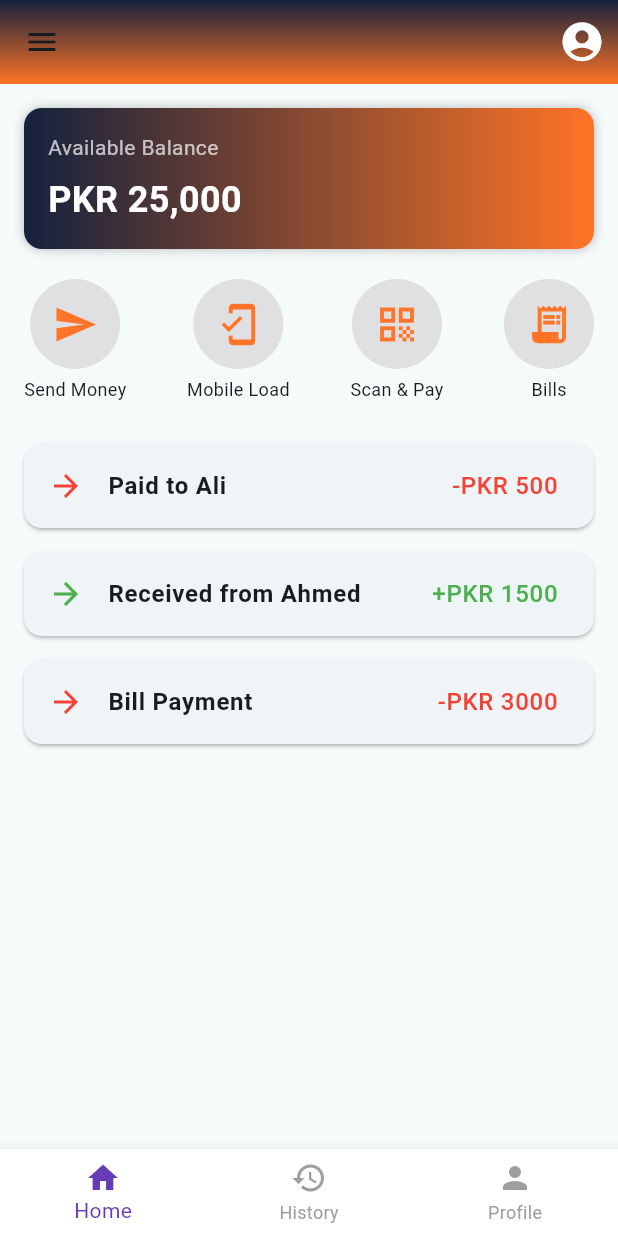
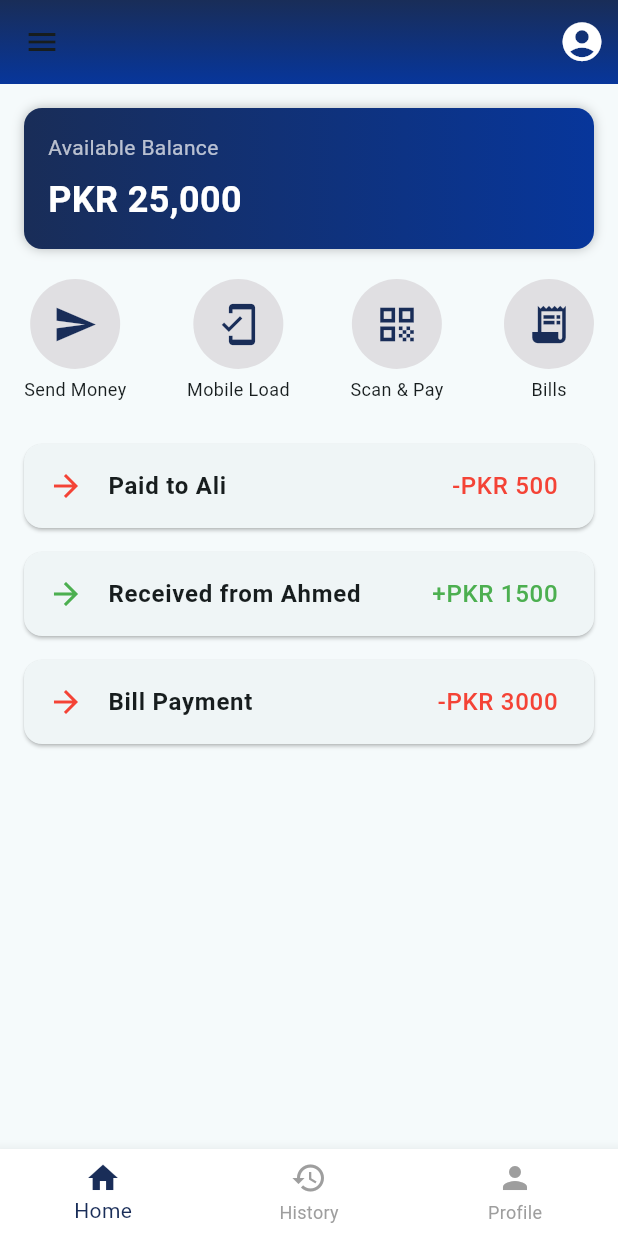
Before and after one commit to NabeerHussain/pratice-app, a Flutter app: the EasyPaisaDashboard screen opened directly, on a phone screen of 412 x 824 dp. Run offline on Flutter 3.47's test engine with Material 3 defaults, Android fonts, the light colour scheme and no system bars; our stand-ins replace get; missing offline and left inert: flutter_keychain; accounts and stored records are empty.

Commit message:
ui updated

```diff
--- a/lib/demo.dart
+++ b/lib/demo.dart
@@ -20,7 +20,7 @@ class EasyPaisaDashboard extends StatelessWidget {
           flexibleSpace: Container(
           decoration: const BoxDecoration(
             gradient: LinearGradient(
-              colors: [Color(0xFF14213D), Color(0xFFFF7426)],
+              colors: [Color.fromARGB(255, 25, 45, 88), Color.fromARGB(255, 7, 54, 155)],
               begin: Alignment.topCenter,
               end: Alignment.bottomCenter,
             ),
@@ -43,7 +43,7 @@ class EasyPaisaDashboard extends StatelessWidget {
 
               decoration: BoxDecoration(
                 gradient: LinearGradient(
-                  colors: [Color(0xFF14213D), Color(0xFFFF7426)],
+                  colors: [Color.fromARGB(255, 25, 45, 88), Color.fromARGB(255, 7, 54, 155)],
                   begin: Alignment.topCenter,
                   end: Alignment.bottomCenter,
                 ),
@@ -98,7 +98,7 @@ class EasyPaisaDashboard extends StatelessWidget {
               width: double.infinity,
               padding: const EdgeInsets.all(16),
               decoration: BoxDecoration(
-                gradient: LinearGradient(colors: [Color(0xFF14213D), Color(0xFFFF7426)]),
+                gradient: LinearGradient(colors: [Color.fromARGB(255, 25, 45, 88), Color.fromARGB(255, 7, 54, 155)]),
                 borderRadius: BorderRadius.circular(12),
                 boxShadow: [BoxShadow(color: Colors.black26, blurRadius: 6)],
               ),
@@ -136,7 +136,7 @@ class EasyPaisaDashboard extends StatelessWidget {
       ),
       bottomNavigationBar: BottomNavigationBar(
         backgroundColor: Colors.white,
-        selectedItemColor: Colors.deepPurple,
+        selectedItemColor: Color.fromARGB(255, 25, 45, 88),
         unselectedItemColor: Colors.grey,
         items: const [
           BottomNavigationBarItem(icon: Icon(Icons.home), label: 'Home'),
@@ -166,7 +166,7 @@ class EasyPaisaDashboard extends StatelessWidget {
         CircleAvatar(
           radius: 30,
           backgroundColor: const Color.fromARGB(255, 224, 223, 226),
-          child: Icon(icon, color: Color(0xFFFF7426), size: 30),
+          child: Icon(icon, color: Color.fromARGB(255, 25, 45, 88), size: 30),
         ),
         const SizedBox(height: 5),
         Text(label, style: TextStyle(fontSize: 12)),
--- a/lib/screens/login_screen.dart
+++ b/lib/screens/login_screen.dart
@@ -22,7 +22,7 @@ class _LoginScreenState extends State<LoginScreen> {
         height: double.infinity,
         decoration: BoxDecoration(
           gradient: LinearGradient(
-            colors: [Color(0xFF14213D), Color(0xFFFF7426)],
+            colors: [Color.fromARGB(255, 25, 45, 88), Color.fromARGB(255, 7, 54, 155)],
             begin: Alignment.topCenter,
             end: Alignment.bottomCenter,
           ),
```
